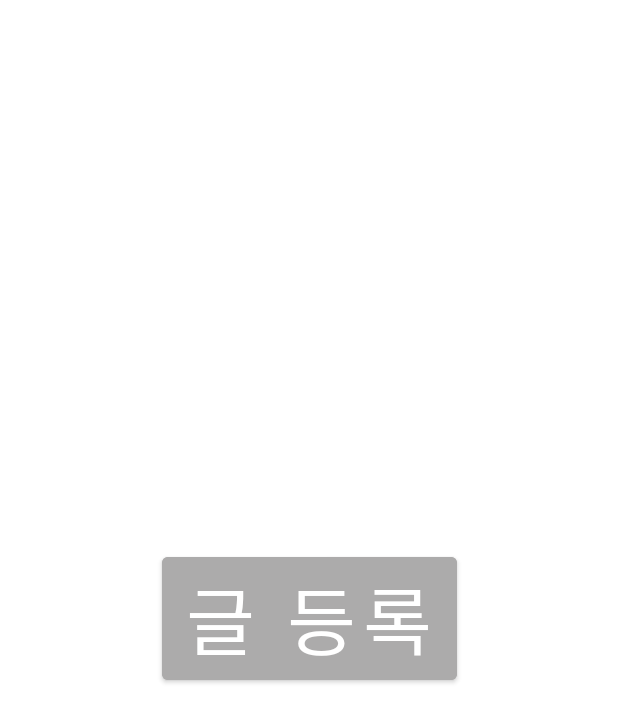
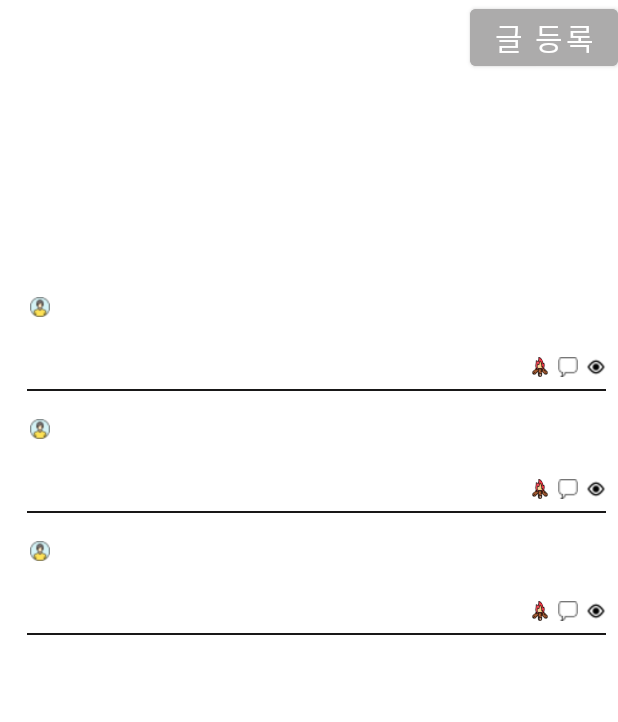
Before and after one commit to OhGyong/Campers-Android, an Android app: the layout fragment_community.xml on its own in the app's theme, with its tools: preview values and no code run, on a phone screen of 412 x 824 dp. Shown: the top 722 px of the screen. Run offline under Robolectric (Android 15) with nearby library versions, the phone set to English and light mode, and no system bars.

Commit message:
community 리사이클러뷰 추가

```diff
--- a/app/src/main/res/layout/fragment_community.xml
+++ b/app/src/main/res/layout/fragment_community.xml
@@ -1,5 +1,6 @@
 <?xml version="1.0" encoding="utf-8"?>
 <androidx.constraintlayout.widget.ConstraintLayout
+    xmlns:tools="http://schemas.android.com/tools"
     xmlns:android="http://schemas.android.com/apk/res/android"
     xmlns:app="http://schemas.android.com/apk/res-auto"
     android:layout_width="match_parent"
@@ -9,12 +10,20 @@
         android:id="@+id/community_btn"
         android:layout_width="wrap_content"
         android:layout_height="wrap_content"
+        android:backgroundTint="#ACABAB"
         android:text="글 등록"
-        android:textSize="50sp"
-        android:backgroundTint="#ACABAB"
-        app:layout_constraintBottom_toBottomOf="parent"
+        android:textSize="20dp"
         app:layout_constraintEnd_toEndOf="parent"
-        app:layout_constraintStart_toStartOf="parent"
         app:layout_constraintTop_toTopOf="parent" />
 
+    <androidx.recyclerview.widget.RecyclerView
+        android:id="@+id/community_recyclerView"
+        android:layout_width="match_parent"
+        android:layout_height="500dp"
+        android:orientation="vertical"
+        app:layoutManager="androidx.recyclerview.widget.LinearLayoutManager"
+        app:layout_constraintBottom_toBottomOf="parent"
+        app:layout_constraintTop_toBottomOf="@+id/community_btn"
+        tools:listitem="@layout/recycler_community" />
+
 </androidx.constraintlayout.widget.ConstraintLayout>
```
